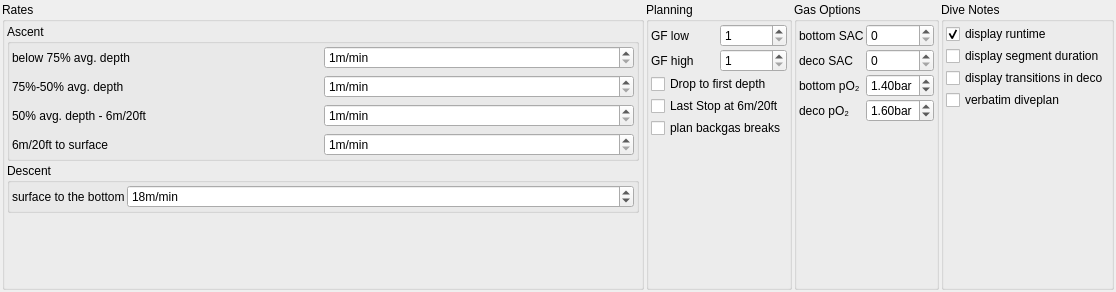
First picture: the form in qt-ui/plannerSettings.ui, repository subsurface/subsurface, before the edit.
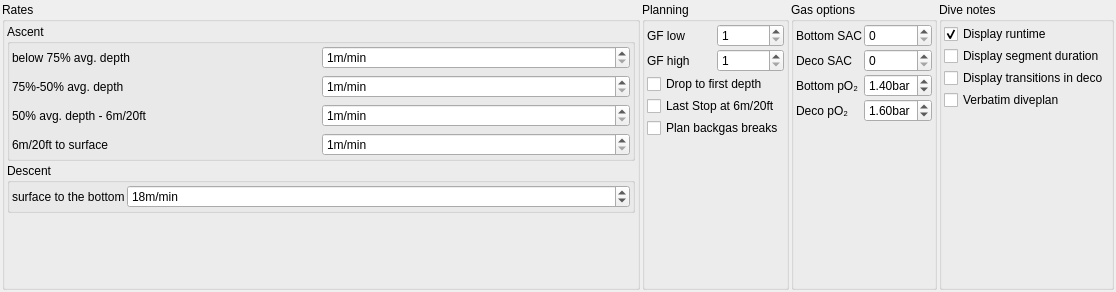
Second picture: the form after the edit.

Commit message: plannersettings capitalisation consitency

Diff of the .ui file:
```diff
--- a/qt-ui/plannerSettings.ui
+++ b/qt-ui/plannerSettings.ui
@@ -292,7 +292,7 @@
       <item row="4" column="0" colspan="2">
        <widget class="QCheckBox" name="backgasBreaks">
         <property name="text">
-         <string>plan backgas breaks</string>
+         <string>Plan backgas breaks</string>
         </property>
        </widget>
       </item>
@@ -315,7 +315,7 @@
    <item>
     <widget class="QGroupBox" name="groupBox_4">
      <property name="title">
-      <string>Gas Options</string>
+      <string>Gas options</string>
      </property>
      <layout class="QGridLayout" name="gridLayout_5">
       <property name="leftMargin">
@@ -336,7 +336,7 @@
       <item row="0" column="0">
        <widget class="QLabel" name="label_13">
         <property name="text">
-         <string>bottom SAC</string>
+         <string>Bottom SAC</string>
         </property>
        </widget>
       </item>
@@ -346,7 +346,7 @@
       <item row="1" column="0">
        <widget class="QLabel" name="label_14">
         <property name="text">
-         <string>deco SAC</string>
+         <string>Deco SAC</string>
         </property>
        </widget>
       </item>
@@ -356,7 +356,7 @@
       <item row="2" column="0">
        <widget class="QLabel" name="label_6">
         <property name="text">
-         <string>bottom pO₂</string>
+         <string>Bottom pO₂</string>
         </property>
        </widget>
       </item>
@@ -379,7 +379,7 @@
       <item row="3" column="0">
        <widget class="QLabel" name="label_7">
         <property name="text">
-         <string>deco pO₂</string>
+         <string>Deco pO₂</string>
         </property>
        </widget>
       </item>
@@ -418,7 +418,7 @@
    <item>
     <widget class="QGroupBox" name="groupBox_6">
      <property name="title">
-      <string>Dive Notes</string>
+      <string>Dive notes</string>
      </property>
      <layout class="QGridLayout" name="gridLayout_6">
       <property name="leftMargin">
@@ -442,7 +442,7 @@
          <string>In dive plan, show runtime (absolute time) of stops</string>
         </property>
         <property name="text">
-         <string>display runtime</string>
+         <string>Display runtime</string>
         </property>
         <property name="checked">
          <bool>true</bool>
@@ -458,7 +458,7 @@
          <string>In dive plan, show duration (relative time) of stops</string>
         </property>
         <property name="text">
-         <string>display segment duration</string>
+         <string>Display segment duration</string>
         </property>
         <property name="checked">
          <bool>false</bool>
@@ -471,14 +471,14 @@
          <string>In diveplan, list transitions or treat them as implicit</string>
         </property>
         <property name="text">
-         <string>display transitions in deco</string>
+         <string>Display transitions in deco</string>
         </property>
        </widget>
       </item>
       <item row="3" column="0">
        <widget class="QCheckBox" name="verbatim_plan">
         <property name="text">
-         <string>verbatim diveplan</string>
+         <string>Verbatim diveplan</string>
         </property>
        </widget>
       </item>
```
